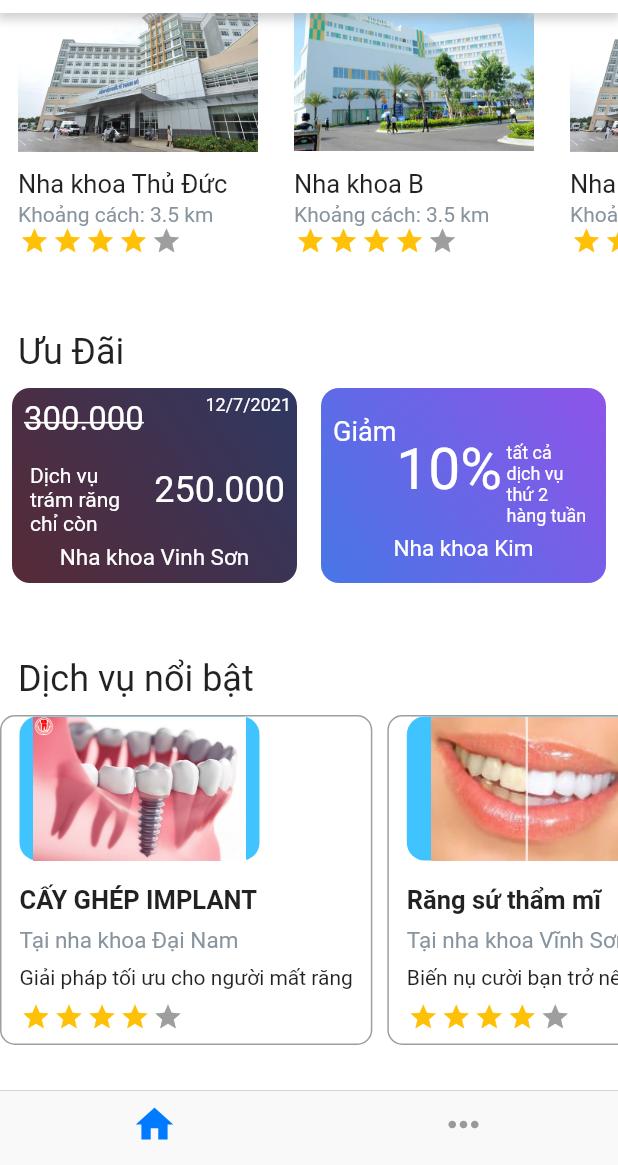
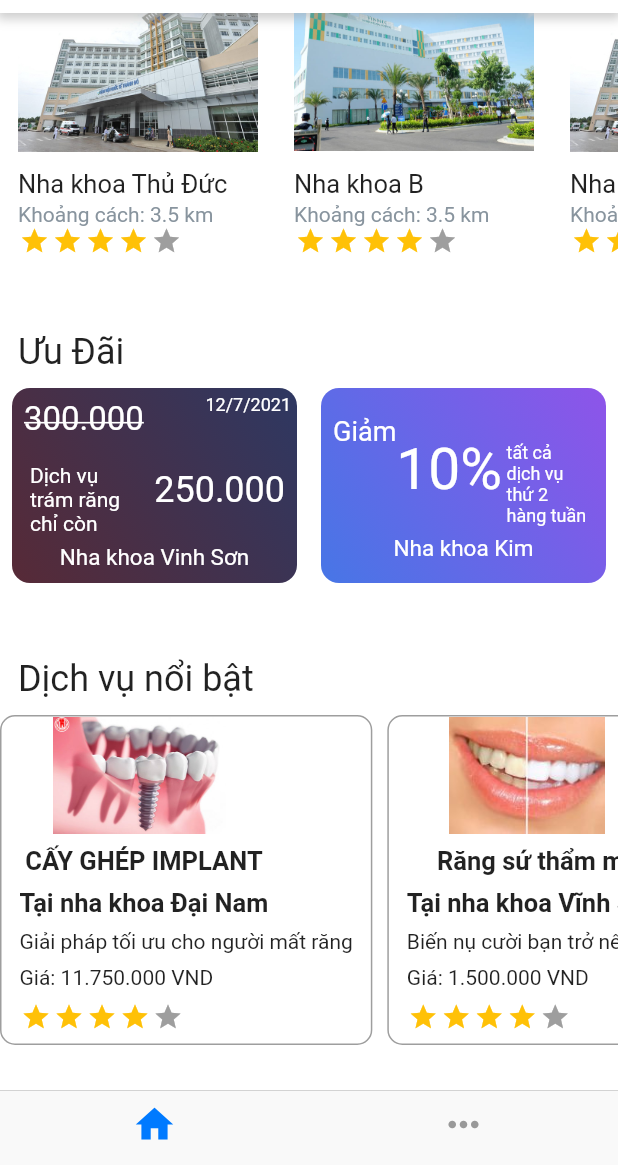
Before and after one commit to redore1234/HCIProject, a Flutter app: the screen it shows after launch, scrolled down 318 dp, on a phone screen of 412 x 824 dp, the part 71-1236 px from its top. Run offline on Flutter 3.47's test engine with Material 2 defaults, Android fonts, the phone set to English and light mode, and no system bars; drawn by our look-alikes of flutter_rating_bar; our stand-ins replace date_picker_timeline, flutter_svg, fluttertoast, table_calendar; missing offline and left inert: fa_stepper.

Commit message:
add property price in hotService at home page

```diff
--- a/lib/views/home/home.dart
+++ b/lib/views/home/home.dart
@@ -59,7 +59,7 @@
   }
 
   Widget _createHotServiceCard(String imageRef, String title, String nameClinic,
-      String description, double rating, BuildContext context) {
+      String description, double rating,String price, BuildContext context) {
     return Container(
       decoration: BoxDecoration(
         border: Border.all(color: Colors.grey),
@@ -76,7 +76,6 @@
                 alignment: Alignment.center,
                 decoration: BoxDecoration(
                   borderRadius: new BorderRadius.all(const Radius.circular(12)),
-                  color: Colors.lightBlueAccent,
                 ),
                 width: 160.0,
                 child: Image.asset(Constants.IMAGE_FOLDER_REF + imageRef),
@@ -85,9 +84,8 @@
             SizedBox(
               height: 8.0,
             ),
-            SizedBox(
-              height: 8.0,
-            ),
+            Column(
+              children: [
                 Text(
                   title,
                   style: TextStyle(fontSize: 17.0, fontWeight: FontWeight.bold),
@@ -97,7 +95,9 @@
                 ),
                 Text(
                   'Tại ' + nameClinic,
-              style: TextStyle(fontSize: 15, color: Constants.GRAY),
+                  style: TextStyle(fontSize: 17.0, fontWeight: FontWeight.bold),
+                ),
+              ],
             ),
             SizedBox(
               height: 8.0,
@@ -106,6 +106,8 @@
             SizedBox(
               height: 8.0,
             ),
+            Text('Giá: ' + price + ' VND'),
+            SizedBox(height: 8.0,),
             _buildRatingBar(rating),
             SizedBox(
               height: 8.0,
@@ -465,6 +467,7 @@
                         'nha khoa Đại Nam',
                         'Giải pháp tối ưu cho người mất răng',
                         4,
+                        '11.750.000',
                         context),
                     SizedBox(
                       width: 10,
@@ -475,6 +478,7 @@
                         'nha khoa Vĩnh Sơn',
                         'Biến nụ cười bạn trở nên tỏa sáng',
                         4,
+                        '1.500.000',
                         context),
                     SizedBox(
                       width: 10,
@@ -485,6 +489,7 @@
                         'nha khoa Nam Á',
                         'Giải phát tối ưu khắc phụ khuyết điểm',
                         4,
+                        '20.000.000',
                         context),
                     SizedBox(
                       width: 10,
```
Lines whose indentation alone changed are shown as unchanged.
